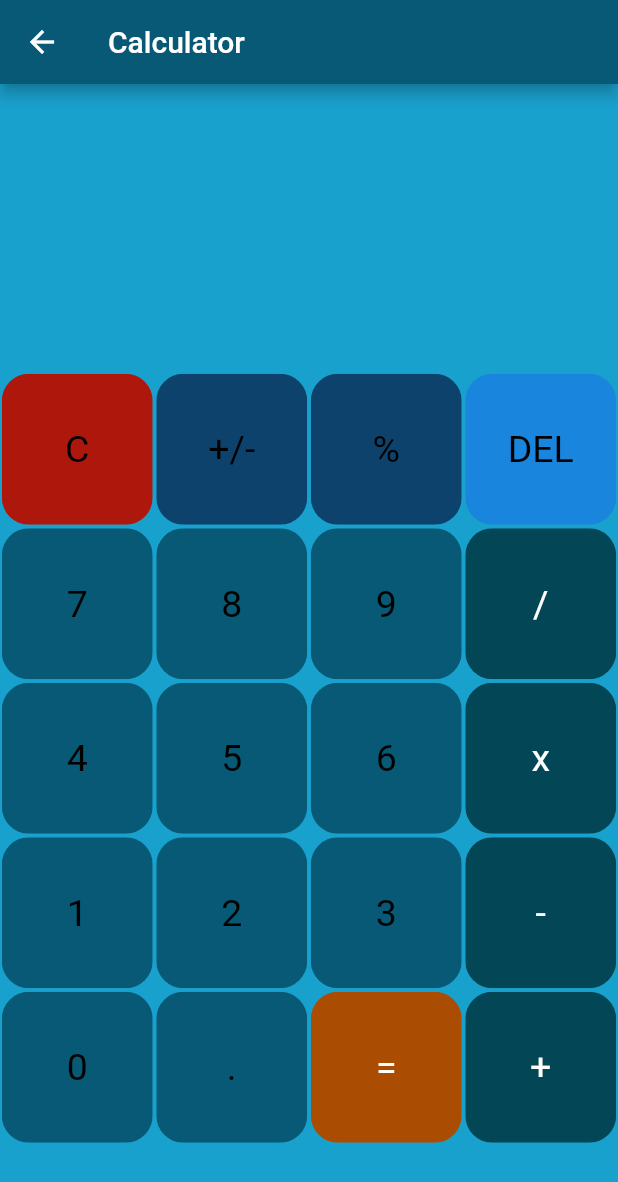
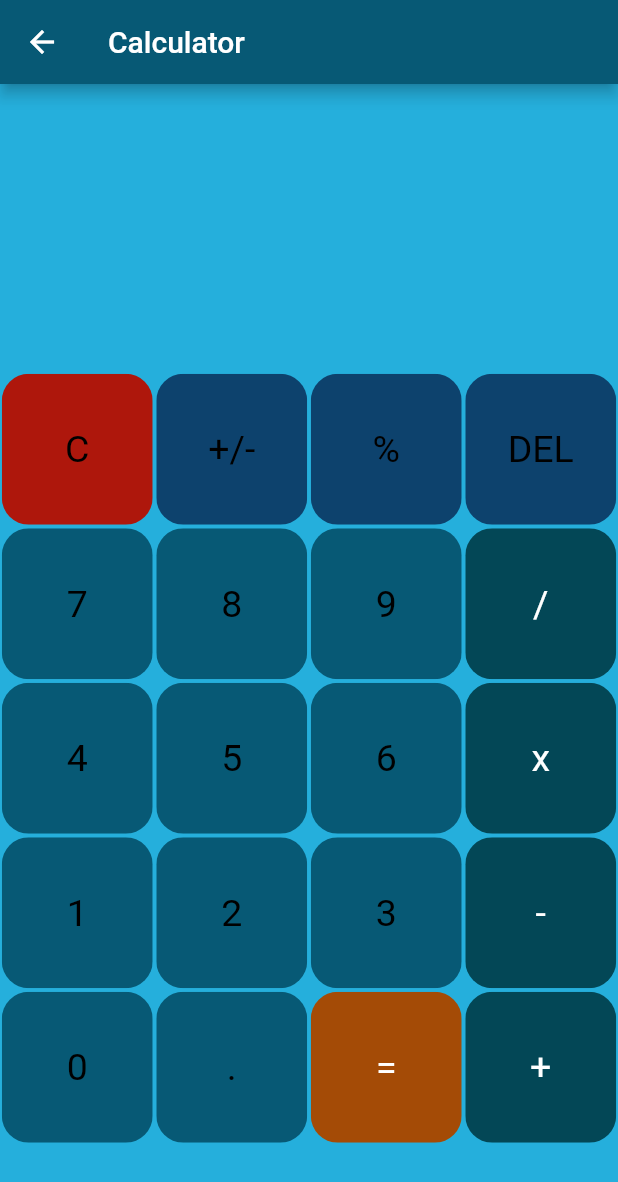
Before and after one commit to Ashok-gc/Flutter, a Flutter app: the screen it shows after launch, on a phone screen of 412 x 824 dp. Shown: the top 1182 px of the screen. Run offline on Flutter 3.47's test engine with Material 2 defaults, Android fonts, the light colour scheme and no system bars; our stand-ins replace fluttertoast, math_expressions, motion_toast; missing offline and left inert: dropdown_plus.

Commit message:
calculator

```diff
--- a/lib/screens/calculator.dart
+++ b/lib/screens/calculator.dart
@@ -43,7 +43,7 @@ class _CalculatorScreenState extends State<CalculatorScreen> {
         backgroundColor: const Color.fromARGB(255, 7, 89, 117),
         title: const Text("Calculator"),
       ),
-      backgroundColor: const Color.fromARGB(255, 25, 161, 206),
+      backgroundColor: const Color.fromARGB(228, 11, 165, 216),
       body: Column(
         children: <Widget>[
           Expanded(
@@ -128,7 +128,7 @@ class _CalculatorScreenState extends State<CalculatorScreen> {
                           });
                         },
                         buttonText: buttons[index],
-                        color: const Color.fromARGB(255, 26, 133, 220),
+                        color: const Color.fromARGB(255, 13, 66, 109),
                         textColor: Colors.black,
                       );
                     }
@@ -141,7 +141,7 @@ class _CalculatorScreenState extends State<CalculatorScreen> {
                           });
                         },
                         buttonText: buttons[index],
-                        color: const Color.fromARGB(255, 171, 76, 3),
+                        color: const Color.fromARGB(255, 164, 75, 6),
                         textColor: Colors.white,
                       );
                     }
```
